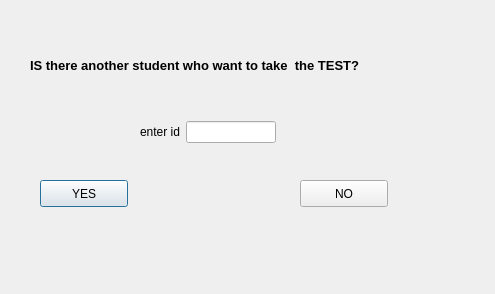
Old version of the form Projet_qcm (1)/users.ui in the repository Martialmonjoh/QcmQt.
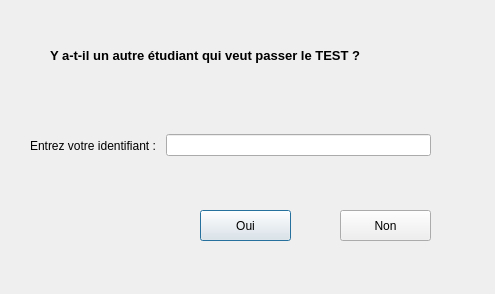
New version of the form.

```diff
--- a/Projet_qcm (1)/users.ui
+++ b/Projet_qcm (1)/users.ui
@@ -16,8 +16,8 @@
   <widget class="QLabel" name="label">
    <property name="geometry">
     <rect>
-     <x>30</x>
-     <y>30</y>
+     <x>50</x>
+     <y>20</y>
      <width>451</width>
      <height>71</height>
     </rect>
@@ -25,54 +25,53 @@
    <property name="font">
     <font>
      <pointsize>10</pointsize>
-     <weight>75</weight>
      <bold>true</bold>
     </font>
    </property>
    <property name="text">
-    <string>IS there another student who want to take  the TEST?</string>
+    <string>Y a-t-il un autre étudiant qui veut passer le TEST ?</string>
    </property>
   </widget>
   <widget class="QPushButton" name="yes_btn">
    <property name="geometry">
     <rect>
-     <x>40</x>
-     <y>180</y>
-     <width>88</width>
-     <height>27</height>
+     <x>200</x>
+     <y>210</y>
+     <width>91</width>
+     <height>31</height>
     </rect>
    </property>
    <property name="text">
-    <string>YES</string>
+    <string>Oui</string>
    </property>
   </widget>
   <widget class="QPushButton" name="no_btn">
    <property name="geometry">
     <rect>
-     <x>300</x>
-     <y>180</y>
-     <width>88</width>
-     <height>27</height>
+     <x>340</x>
+     <y>210</y>
+     <width>91</width>
+     <height>31</height>
     </rect>
    </property>
    <property name="text">
-    <string>NO</string>
+    <string>Non</string>
    </property>
   </widget>
-  <widget class="QWidget" name="">
+  <widget class="QWidget" name="layoutWidget">
    <property name="geometry">
     <rect>
-     <x>140</x>
-     <y>120</y>
-     <width>136</width>
-     <height>24</height>
+     <x>30</x>
+     <y>90</y>
+     <width>401</width>
+     <height>111</height>
     </rect>
    </property>
    <layout class="QHBoxLayout" name="horizontalLayout">
     <item>
      <widget class="QLabel" name="label_nbr_student">
       <property name="text">
-       <string>enter id</string>
+       <string>Entrez votre identifiant : </string>
       </property>
      </widget>
     </item>
```
